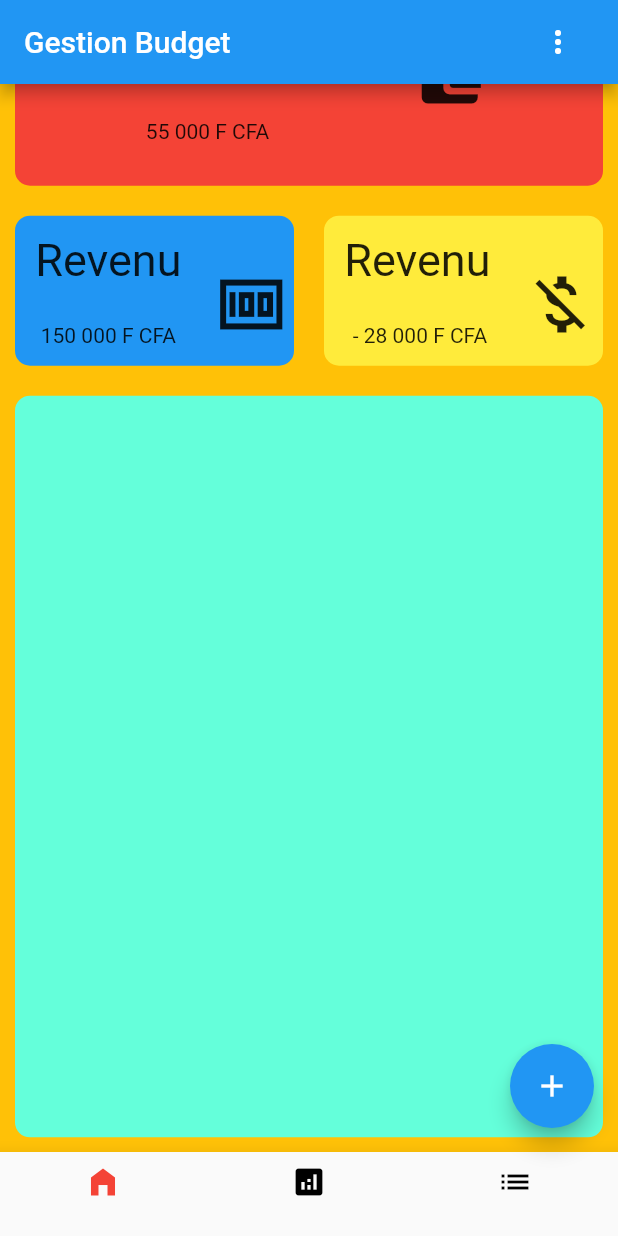
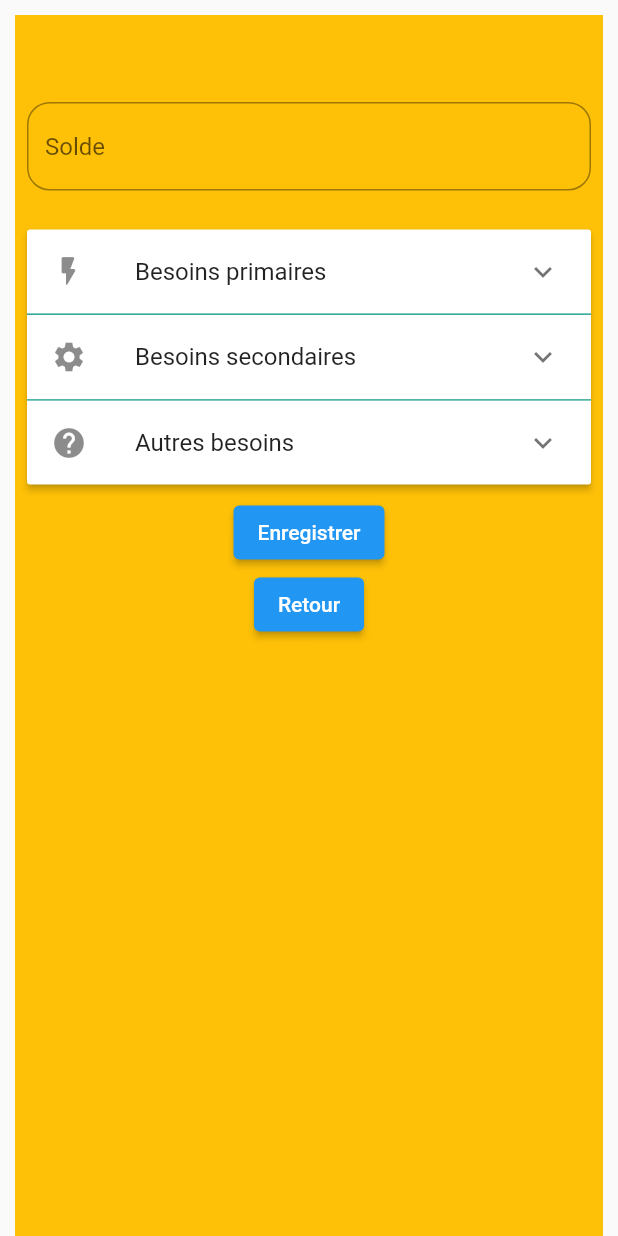
Before and after one commit to liphZone/gestion_buget_apps, a Flutter app: the screen it shows after launch, scrolled down 107 dp, after a tap on the "add" icon, on a phone screen of 412 x 824 dp. Run offline on Flutter 3.47's test engine with Material 2 defaults, Android fonts, the phone set to English and light mode, and no system bars; our stand-ins replace cloud_firestore, firebase_core; accounts and stored records are empty.

Commit message:
test formulaire add compte

```diff
--- a/lib/main.dart
+++ b/lib/main.dart
@@ -2,6 +2,7 @@ import 'package:flutter/material.dart';
 
 import 'package:firebase_core/firebase_core.dart';
 import 'package:gestion_buget_apps/screens/acceuil.dart';
+import 'package:gestion_buget_apps/screens/comptes/compte_form.dart';
 import 'package:gestion_buget_apps/screens/home.dart';
 
 Future<void> main() async {
@@ -18,7 +19,7 @@ class MyApp extends StatelessWidget {
   Widget build(BuildContext context) {
     return MaterialApp(
       debugShowCheckedModeBanner: false,
-      title: 'Flutter Demo',
+      title: 'Gestion Budget',
       theme: ThemeData(
         // This is the theme of your application.
         //
@@ -36,6 +37,7 @@ class MyApp extends StatelessWidget {
       routes: {
         'home': (context) => const HomeScreen(),
         'accueil': (context) => const AcceuilScreen(),
+        'compte_form': (context) => const CompteFormeScreen(),
       },
     );
   }
--- /dev/null
+++ b/lib/models/compte.dart
@@ -0,0 +1,64 @@
+class Compte {
+  int? jour;
+  int? mois;
+  int? solde;
+  // String? besoin_primaire;
+  bool? logement;
+  int? montant_logement;
+  bool? alimentation;
+  int? montant_alimentation;
+  // String? besoin_secondaire;
+  bool? habillement;
+  int? montant_habillement;
+  bool? deplacement;
+  int? montant_deplacement;
+  // String? autre_besoin;
+  bool? education;
+  int? montant_education;
+  bool? divers;
+  int? montant_divers;
+  DateTime? date;
+
+  Compte(
+      {
+      // this.besoin_primaire,
+      this.logement,
+      this.montant_logement,
+      this.alimentation,
+      this.montant_alimentation,
+      // this.besoin_secondaire,
+      this.habillement,
+      this.montant_habillement,
+      this.deplacement,
+      this.montant_deplacement,
+      // this.autre_besoin,
+      this.education,
+      this.montant_education,
+      this.divers,
+      this.montant_divers,
+      this.date,
+      this.jour,
+      this.mois,
+      this.solde});
+
+  Map<String, dynamic> compteToJson() => {
+        'jour': jour,
+        'mois': mois,
+        'solde': solde,
+        'date': date,
+        // 'besoin_primaire': besoin_primaire,
+        'logement': logement,
+        'montant_logement': montant_logement,
+        'alimentation': alimentation,
+        'montant_alimentation': montant_alimentation,
+        // 'besoin_secondaire': besoin_secondaire,
+        'habillement': habillement,
+        'montant_habillement': montant_habillement,
+        'deplacement': deplacement,
+        // 'autre_besoin': autre_besoin,
+        'education': education,
+        'montant_education': montant_education,
+        'divers': divers,
+        'montant_divers': montant_divers,
+      };
+}
--- a/lib/screens/acceuil.dart
+++ b/lib/screens/acceuil.dart
@@ -23,7 +23,7 @@ class _AcceuilScreenState extends State<AcceuilScreen> {
                   width: MediaQuery.of(context).size.width,
                   height: MediaQuery.of(context).size.height * 0.2,
                   decoration: BoxDecoration(
-                    color: Colors.red,
+                    color: Colors.deepPurple,
                     borderRadius: BorderRadius.circular(10),
                   ),
                   child: Row(
--- /dev/null
+++ b/lib/screens/comptes/compte_form.dart
@@ -0,0 +1,325 @@
+import 'package:flutter/material.dart';
+import 'package:cloud_firestore/cloud_firestore.dart';
+import 'package:gestion_buget_apps/models/compte.dart';
+
+class CompteFormeScreen extends StatefulWidget {
+  const CompteFormeScreen({Key? key}) : super(key: key);
+
+  @override
+  State<CompteFormeScreen> createState() => _CompteFormeScreenState();
+}
+
+class _CompteFormeScreenState extends State<CompteFormeScreen> {
+  GlobalKey<FormState> compteFormKey = GlobalKey();
+  TextEditingController soldeController = TextEditingController();
+  TextEditingController montantLogementController = TextEditingController();
+  TextEditingController montantAlimentationController = TextEditingController();
+  TextEditingController montantHabillementController = TextEditingController();
+  TextEditingController montantDeplacementController = TextEditingController();
+  TextEditingController montantEducationController = TextEditingController();
+  TextEditingController montantDiversController = TextEditingController();
+  bool? logement = false;
+  bool? alimentation = false;
+  bool? habillement = false;
+  bool? deplacement = false;
+  bool? education = false;
+  bool? divers = false;
+
+  int index = -1;
+
+  Future addCompte() async {
+    final docCompte = FirebaseFirestore.instance.collection('comptes').doc();
+
+    final add_compte = Compte(
+      jour: DateTime.now().day,
+      mois: DateTime.now().month,
+      solde: int.parse(soldeController.text),
+      logement: logement,
+      montant_logement: int.parse(montantLogementController.text),
+      alimentation: alimentation,
+      montant_alimentation: int.parse(montantAlimentationController.text),
+      habillement: habillement,
+      montant_habillement: int.parse(montantHabillementController.text),
+      deplacement: deplacement,
+      montant_deplacement: int.parse(montantDeplacementController.text),
+      education: education,
+      montant_education: int.parse(montantHabillementController.text),
+      divers: divers,
+      montant_divers: int.parse(montantDiversController.text),
+      date: DateTime.now(),
+    );
+    final json = add_compte.compteToJson();
+
+    //creation du document et ecriture des datas
+    await docCompte.set(json);
+  }
+
+  @override
+  Widget build(BuildContext context) {
+    return Scaffold(
+      body: SafeArea(
+        child: SingleChildScrollView(
+            child: Container(
+          margin: EdgeInsets.all(10),
+          width: MediaQuery.of(context).size.width,
+          height: MediaQuery.of(context).size.height,
+          color: Colors.amber,
+          child: Form(
+            key: compteFormKey,
+            child: Column(
+              children: [
+                SizedBox(
+                  height: 50,
+                ),
+                Padding(
+                  padding: const EdgeInsets.all(8.0),
+                  child: TextFormField(
+                    keyboardType: TextInputType.number,
+                    controller: soldeController,
+                    decoration: InputDecoration(
+                        hintText: 'Solde',
+                        border: OutlineInputBorder(
+                            borderRadius: BorderRadius.circular(15))),
+                  ),
+                ),
+                SizedBox(
+                  height: 10,
+                ),
+                Padding(
+                  padding: const EdgeInsets.all(8.0),
+                  child: Container(
+                    child: ExpansionPanelList(
+                      expansionCallback: (i, isOpen) {
+                        setState(() {
+                          if (index == i)
+                            index = -1;
+                          else
+                            index = i;
+                        });
+                      },
+                      animationDuration: Duration(milliseconds: 900),
+                      dividerColor: Colors.teal,
+                      elevation: 2,
+                      children: [
+                        ExpansionPanel(
+                          headerBuilder:
+                              (BuildContext context, bool isExpanded) {
+                            return ListTile(
+                              leading: Icon(Icons.flash_on_rounded),
+                              title: Text("Besoins primaires"),
+                            );
+                          },
+                          canTapOnHeader: true,
+                          body: Column(
+                            children: [
+                              ListTile(
+                                title: Text('Logement'),
+                                leading: Checkbox(
+                                    value: logement,
+                                    onChanged: (value) {
+                                      setState(() {
+                                        logement = value;
+                                      });
+                                    }),
+                              ),
+                              logement == true
+                                  ? Padding(
+                                      padding: const EdgeInsets.all(5.0),
+                                      child: TextFormField(
+                                        keyboardType: TextInputType.number,
+                                        controller: montantLogementController,
+                                        decoration: InputDecoration(
+                                            hintText: 'Montant logement',
+                                            border: OutlineInputBorder(
+                                                borderRadius:
+                                                    BorderRadius.circular(15))),
+                                      ),
+                                    )
+                                  : SizedBox(),
+                              ListTile(
+                                title: Text('Nourriture'),
+                                leading: Checkbox(
+                                    value: alimentation,
+                                    onChanged: (value) {
+                                      setState(() {
+                                        alimentation = value;
+                                      });
+                                    }),
+                              ),
+                              SizedBox(),
+                              alimentation == true
+                                  ? Padding(
+                                      padding: const EdgeInsets.all(5.0),
+                                      child: TextFormField(
+                                        keyboardType: TextInputType.number,
+                                        controller:
+                                            montantAlimentationController,
+                                        decoration: InputDecoration(
+                                            hintText: 'Montant',
+                                            border: OutlineInputBorder(
+                                                borderRadius:
+                                                    BorderRadius.circular(15))),
+                                      ),
+                                    )
+                                  : SizedBox(),
+                            ],
+                          ),
+                          isExpanded: index == 0,
+                        ),
+                        ExpansionPanel(
+                          headerBuilder:
+                              (BuildContext context, bool isExpanded) {
+                            return ListTile(
+                              leading: Icon(Icons.settings),
+                              title: Text("Besoins secondaires"),
+                            );
+                          },
+                          canTapOnHeader: true,
+                          body: Column(
+                            children: [
+                              ListTile(
+                                title: Text('Habillement'),
+                                leading: Checkbox(
+                                    value: habillement,
+                                    onChanged: (value) {
+                                      setState(() {
+                                        habillement = value;
+                                      });
+                                    }),
+                              ),
+                              SizedBox(),
+                              habillement == true
+                                  ? Padding(
+                                      padding: const EdgeInsets.all(5.0),
+                                      child: TextFormField(
+                                        keyboardType: TextInputType.number,
+                                        controller:
+                                            montantHabillementController,
+                                        decoration: InputDecoration(
+                                            hintText: 'Montant habillement',
+                                            border: OutlineInputBorder(
+                                                borderRadius:
+                                                    BorderRadius.circular(15))),
+                                      ),
+                                    )
+                                  : SizedBox(),
+                              ListTile(
+                                title: Text('Déplacement'),
+                                leading: Checkbox(
+                                    value: deplacement,
+                                    onChanged: (value) {
+                                      setState(() {
+                                        deplacement = value;
+                                      });
+                                    }),
+                              ),
+                              SizedBox(),
+                              deplacement == true
+                                  ? Padding(
+                                      padding: const EdgeInsets.all(5.0),
+                                      child: TextFormField(
+                                        keyboardType: TextInputType.number,
+                                        controller:
+                                            montantDeplacementController,
+                                        decoration: InputDecoration(
+                                            hintText: 'Montant deplacement',
+                                            border: OutlineInputBorder(
+                                                borderRadius:
+                                                    BorderRadius.circular(15))),
+                                      ),
+                                    )
+                                  : SizedBox(),
+                            ],
+                          ),
+                          isExpanded: index == 1,
+                        ),
+                        ExpansionPanel(
+                          headerBuilder:
+                              (BuildContext context, bool isExpanded) {
+                            return ListTile(
+                              leading: Icon(Icons.help),
+                              title: Text("Autres besoins"),
+                            );
+                          },
+                          canTapOnHeader: true,
+                          body: Column(
+                            children: [
+                              ListTile(
+                                title: Text('Education'),
+                                leading: Checkbox(
+                                    value: education,
+                                    onChanged: (value) {
+                                      setState(() {
+                                        education = value;
+                                      });
+                                    }),
+                              ),
+                              SizedBox(),
+                              education == true
+                                  ? Padding(
+                                      padding: const EdgeInsets.all(5.0),
+                                      child: TextFormField(
+                                        keyboardType: TextInputType.number,
+                                        controller: montantEducationController,
+                                        decoration: InputDecoration(
+                                            hintText: 'Montant Education',
+                                            border: OutlineInputBorder(
+                                                borderRadius:
+                                                    BorderRadius.circular(15))),
+                                      ),
+                                    )
+                                  : SizedBox(),
+                              ListTile(
+                                title: Text('Divers'),
+                                leading: Checkbox(
+                                    value: divers,
+                                    onChanged: (value) {
+                                      setState(() {
+                                        divers = value;
+                                      });
+                                    }),
+                              ),
+                              divers == true
+                                  ? Padding(
+                                      padding: const EdgeInsets.all(5.0),
+                                      child: TextFormField(
+                                        keyboardType: TextInputType.number,
+                                        controller: montantDiversController,
+                                        decoration: InputDecoration(
+                                            hintText: 'Montant divers',
+                                            border: OutlineInputBorder(
+                                                borderRadius:
+                                                    BorderRadius.circular(15))),
+                                      ),
+                                    )
+                                  : SizedBox(
+                                      height: 10,
+                                    ),
+                            ],
+                          ),
+                          isExpanded: index == 2,
+                        ),
+                      ],
+                    ),
+                  ),
+                ),
+                ElevatedButton(
+                    onPressed: () {
+                      addCompte();
+                    },
+                    child: Text('Enregistrer')),
+                ElevatedButton(
+                    onPressed: () {
+                      Navigator.pop(context);
+                    },
+                    child: Text(
+                      'Retour',
+                    ))
+              ],
+            ),
+          ),
+        )),
+      ),
+    );
+  }
+}
--- a/lib/screens/home.dart
+++ b/lib/screens/home.dart
@@ -9,12 +9,11 @@ class HomeScreen extends StatefulWidget {
 }
 
 class _HomeScreenState extends State<HomeScreen> {
-    int selectIndex = 0;
+  int selectIndex = 0;
 
   List<Widget> screens = [
     AcceuilScreen(),
   ];
-
 
   @override
   Widget build(BuildContext context) {
@@ -39,12 +38,9 @@ class _HomeScreenState extends State<HomeScreen> {
           selectedItemColor: Colors.red,
           unselectedItemColor: Colors.black,
           items: [
-            BottomNavigationBarItem(
-                icon: Icon(Icons.home_filled), label: ''),
-            BottomNavigationBarItem(
-                icon: Icon(Icons.analytics), label: ''),
-            BottomNavigationBarItem(
-                icon: Icon(Icons.list), label: ''),
+            BottomNavigationBarItem(icon: Icon(Icons.home_filled), label: ''),
+            BottomNavigationBarItem(icon: Icon(Icons.analytics), label: ''),
+            BottomNavigationBarItem(icon: Icon(Icons.list), label: ''),
           ],
           onTap: (val) {
             setState(() {
@@ -53,9 +49,12 @@ class _HomeScreenState extends State<HomeScreen> {
           },
         ),
       ),
-
-      floatingActionButton: FloatingActionButton(onPressed: (){},child: Icon(Icons.add),),
-
+      floatingActionButton: FloatingActionButton(
+        onPressed: () {
+          Navigator.pushNamed(context, 'compte_form');
+        },
+        child: Icon(Icons.add),
+      ),
     );
   }
 }
--- a/pubspec.yaml
+++ b/pubspec.yaml
@@ -35,6 +35,8 @@ dependencies:
   # Use with the CupertinoIcons class for iOS style icons.
   cupertino_icons: ^1.0.2
   firebase_core: ^1.17.0
+  http: ^0.13.4
+  cloud_firestore: ^3.1.15
 
 dev_dependencies:
   flutter_test:
```
Also changed, not shown: lib/del.dart (added, +261 -0 lines), pubspec.lock, 1 other file.
